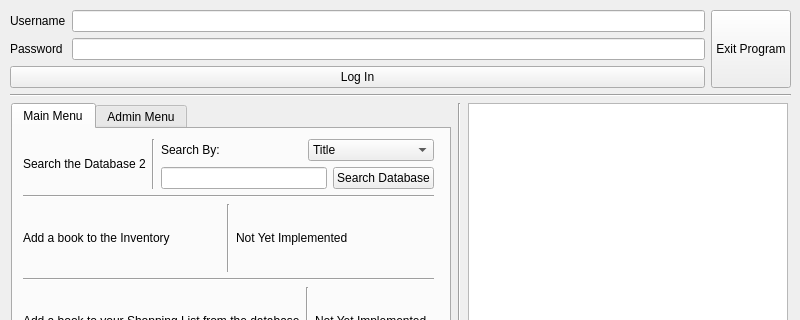
Awsomeman328/CPP2Group4Assignment2BookstoreInventory, file BSI/mainwindow.ui: the form before one commit; both pictures show x 0 to 800 and y 0 to 320 of the 800 by 600 pixel window.
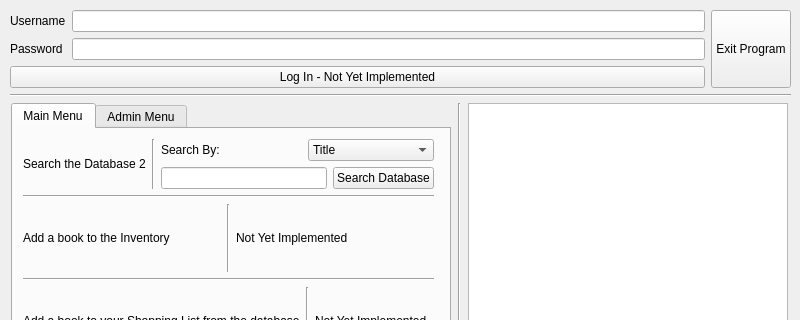
The form after the commit.

Diff of the .ui file:
```diff
--- a/BSI/mainwindow.ui
+++ b/BSI/mainwindow.ui
@@ -79,7 +79,7 @@
          <item>
           <widget class="QPushButton" name="pushButtonLogIn">
            <property name="text">
-            <string>Log In</string>
+            <string>Log In - Not Yet Implemented</string>
            </property>
           </widget>
          </item>
```
